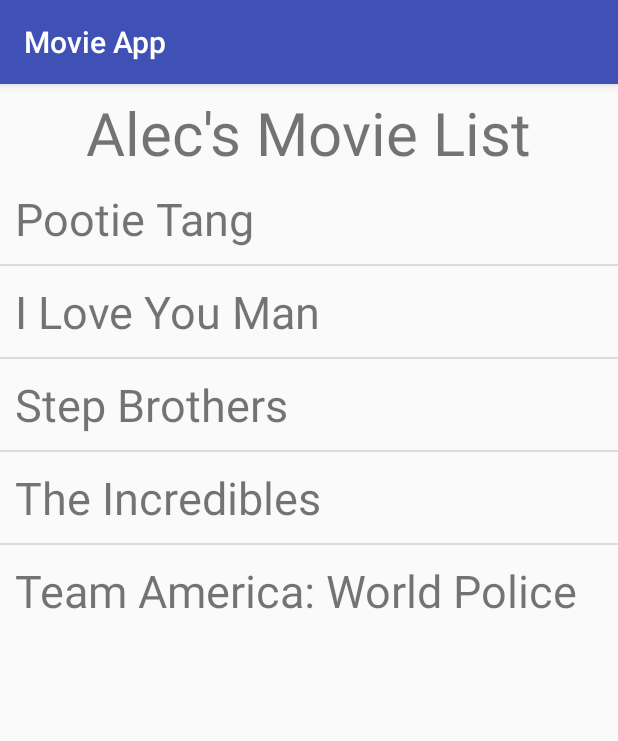
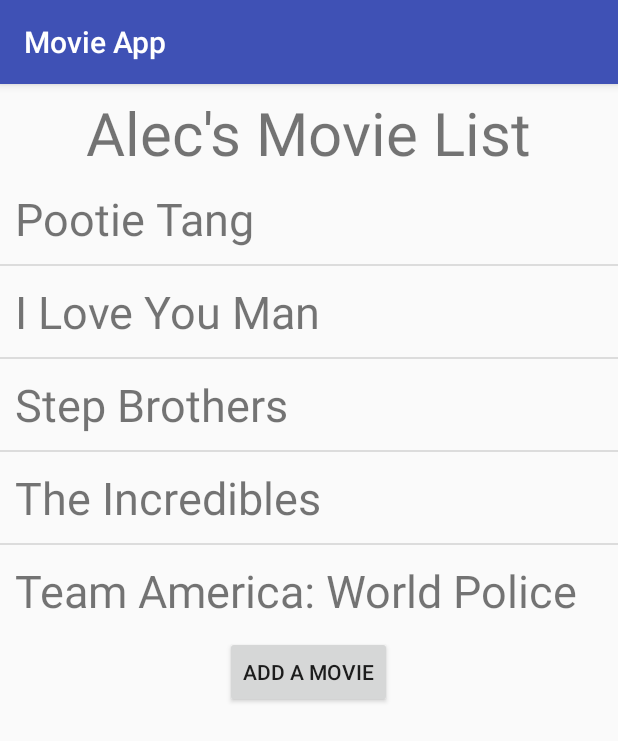
Before and after one commit to honfar/movieapp, an Android app: the screen it shows after launch (MainActivity), on a phone screen of 412 x 824 dp. Shown: the top 741 px of the screen. Run offline under Robolectric (Android 15) with nearby library versions, the phone set to English and light mode, and no system bars.

Commit message:
added remove functionality and half of swipe functionality

```diff
--- a/app/src/main/AndroidManifest.xml
+++ b/app/src/main/AndroidManifest.xml
@@ -16,6 +16,7 @@
                 <category android:name="android.intent.category.LAUNCHER" />
             </intent-filter>
         </activity>
+        <activity android:name=".MovieAdd"/>
     </application>
 
 </manifest>
--- a/app/src/main/java/com/example/alec/movieapp/MainActivity.java
+++ b/app/src/main/java/com/example/alec/movieapp/MainActivity.java
@@ -1,38 +1,138 @@
 package com.example.alec.movieapp;
 
+import android.content.DialogInterface;
 import android.content.Intent;
 import android.net.Uri;
+import android.support.v7.app.AlertDialog;
 import android.support.v7.app.AppCompatActivity;
 import android.os.Bundle;
+import android.view.GestureDetector;
+import android.view.MotionEvent;
 import android.view.View;
 import android.widget.AdapterView;
 import android.widget.ArrayAdapter;
 import android.widget.ListView;
 
+import java.util.ArrayList;
+
 public class MainActivity extends AppCompatActivity {
 
     private static final String[] movies = {"Pootie Tang", "I Love You Man", "Step Brothers", "The Incredibles", "Team America: World Police"};
+    private static final String[] ids = {"tt0258038", "tt1155056", "tt0838283", "tt0317705", "tt0372588"};
     private ListView listview;
+    private ArrayList<String> movieTitles;
+    private ArrayList<String> idsList;
+    private AlertDialog alert;
+    private AlertDialog swiped;
+    private int storePosition;
+
 
     @Override
     protected void onCreate(Bundle savedInstanceState) {
         super.onCreate(savedInstanceState);
         setContentView(R.layout.activity_main);
 
+        movieTitles = new ArrayList<String>();
+        idsList = new ArrayList<String>();
+
+
+        //Swipe builder
+
+        AlertDialog.Builder swipeBuilder = new AlertDialog.Builder(this);
+        swipeBuilder.setTitle("Swipe Activated");
+        swipeBuilder.setMessage("You just swiped, which changed the color");
+
+
+        swiped = swipeBuilder.create();
+
+        //Swipe builder end
+
+        //Builder
+        AlertDialog.Builder builder = new AlertDialog.Builder(this);
+        builder.setPositiveButton(R.string.dialog_ok, new DialogInterface.OnClickListener() {
+            @Override
+            public void onClick(DialogInterface dialog, int which) {
+                movieTitles.remove(storePosition);
+                idsList.remove(storePosition);
+
+                ArrayAdapter<String> adapter;
+                adapter = new ArrayAdapter<String>(getApplicationContext(), R.layout.list_item_view, movieTitles);
+                listview.setAdapter(adapter);
+            }
+
+        });
+        builder.setNegativeButton(R.string.dialog_no, new DialogInterface.OnClickListener() {
+            @Override
+            public void onClick(DialogInterface dialog, int which) {
+
+            }
+        });
+        builder.setTitle("Removin' a Movie");
+        builder.setMessage("Do you really want to remove this movie from this list? This is irreversible!");
+        alert = builder.create();
+
+
+        //Builder End
+
+
+        for(int i = 0; i<movies.length; i++) {
+            movieTitles.add(movies[i]);
+        }
+
+        for(int i = 0; i<movies.length; i++){
+            idsList.add(ids[i]);
+        }
+
         listview = findViewById(R.id.movie_list);
         ArrayAdapter<String> adapter;
         adapter = new ArrayAdapter<String>(this, R.layout.list_item_view, movies);
         listview.setAdapter(adapter);
 
+
+
         listview.setOnItemClickListener(
                 new AdapterView.OnItemClickListener() {
                     @Override
                     public void onItemClick(AdapterView<?> parent, View view, int position, long id) {
-                        String[] movies = {"tt0258038", "tt1155056", "tt0838283", "tt0317705", "tt0372588" };
-                        Intent i = new Intent(Intent.ACTION_VIEW, Uri.parse("https://www.imdb.com/title/" + movies[position]));
+                        Intent i = new Intent(Intent.ACTION_VIEW, Uri.parse("https://www.imdb.com/title/" + idsList.get(position)));
                         startActivity(i);
                     }
                 }
         );
+
+        listview.setOnItemLongClickListener(new AdapterView.OnItemLongClickListener() {
+            @Override
+            public boolean onItemLongClick(AdapterView<?> parent, View view, int position, long id) {
+                storePosition = position;
+                alert.show();
+                return true;
+            }
+        });
+
+
+    }
+
+
+    public boolean onTouchEvent(MotionEvent event){
+
+        swiped.show();
+        return true;
+    }
+
+    public void buttonPressed(View v){
+        Intent i = new Intent(this, MovieAdd.class);
+        startActivityForResult(i, 1);
+    }
+
+
+
+    @Override
+    protected void onActivityResult(int requestCode, int ResultCode, Intent data){
+        movieTitles.add(data.getStringExtra("TITLE"));
+        idsList.add(data.getStringExtra("CODE"));
+        ArrayAdapter<String> adapter;
+        adapter = new ArrayAdapter<String>(this, R.layout.list_item_view, movieTitles);
+        listview.setAdapter(adapter);
+
     }
 }
--- a/app/src/main/res/layout/activity_main.xml
+++ b/app/src/main/res/layout/activity_main.xml
@@ -24,4 +24,12 @@
 
     </ListView>
 
+    <Button
+        android:layout_width="wrap_content"
+        android:layout_height="wrap_content"
+        android:layout_below="@id/movie_list"
+        android:layout_centerHorizontal="true"
+        android:text="@string/button_text"
+        android:onClick="buttonPressed"/>
+
 </RelativeLayout>
--- a/app/src/main/res/values/strings.xml
+++ b/app/src/main/res/values/strings.xml
@@ -1,4 +1,9 @@
 <resources>
     <string name="app_name">Movie App</string>
     <string name="title_bar">Alec\'s Movie List</string>
+    <string name="button_text">Add a Movie</string>
+    <string name="title">Title: </string>
+    <string name="IMDB_code">IMDB Code: </string>
+    <string name="dialog_ok">yeash</string>
+    <string name="dialog_no">never</string>
 </resources>
```
Also changed, not shown: app/src/main/java/com/example/alec/movieapp/MovieAdd.java (added, +35 -0 lines), app/src/main/res/layout/movie_add.xml (added, +51 -0 lines).
